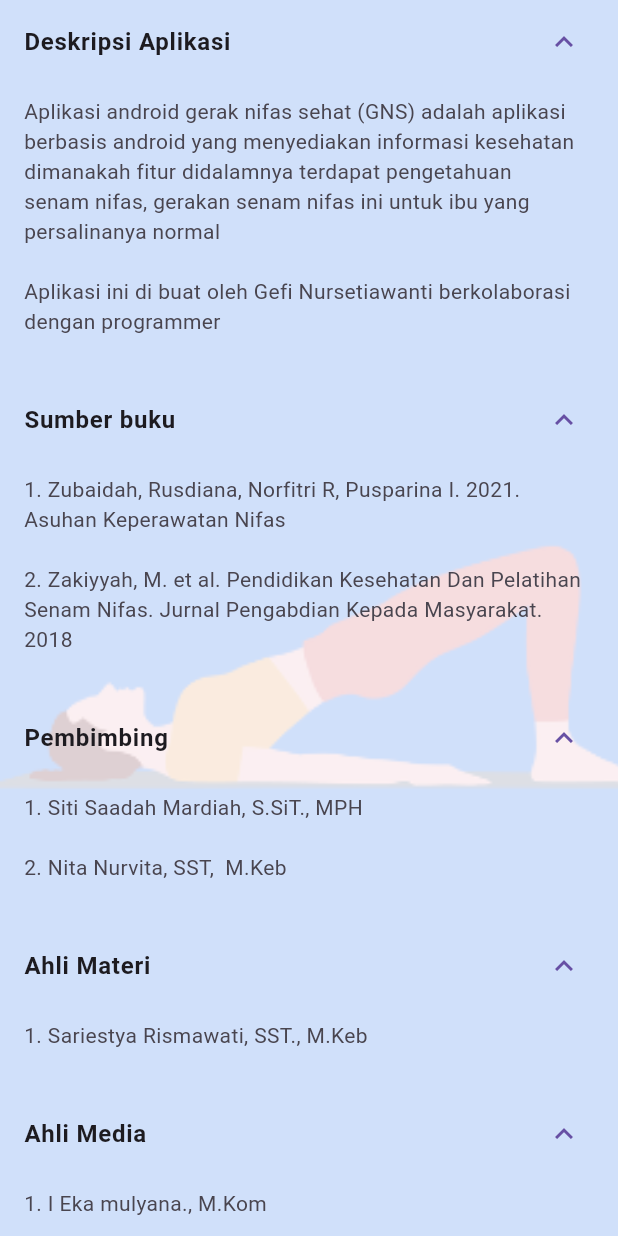
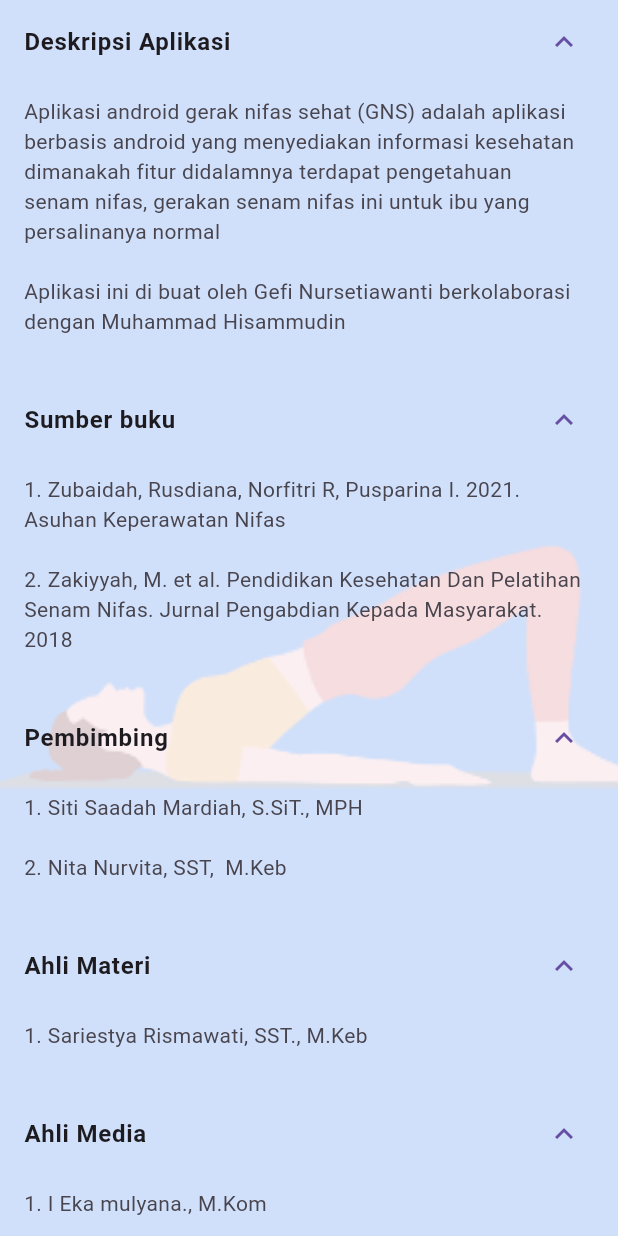
Before and after one commit to goggxi-development/gerakan-nifas-sehat, a Flutter app: the AboutUsView screen opened by its route, on a phone screen of 412 x 824 dp. Run offline on Flutter 3.47's test engine with Material 3 defaults, Android fonts, the phone set to English and light mode, and no system bars; our stand-ins replace audioplayers, flutter_screenutil, get, get_storage, hive, hive_flutter and 2 more; accounts and stored records are empty.

Commit message:
feat: add desc

```diff
--- a/lib/app/modules/about_us/views/about_us_view.dart
+++ b/lib/app/modules/about_us/views/about_us_view.dart
@@ -38,7 +38,7 @@ class AboutUsView extends GetView<AboutUsController> {
                 children: [
                   ListTile(
                     subtitle: Text(
-                      "Aplikasi android gerak nifas sehat (GNS) adalah aplikasi berbasis android yang menyediakan informasi kesehatan dimanakah fitur didalamnya terdapat pengetahuan senam nifas, gerakan senam nifas ini untuk ibu yang persalinanya normal\n\nAplikasi ini di buat oleh Gefi Nursetiawanti berkolaborasi dengan programmer\n",
+                      "Aplikasi android gerak nifas sehat (GNS) adalah aplikasi berbasis android yang menyediakan informasi kesehatan dimanakah fitur didalamnya terdapat pengetahuan senam nifas, gerakan senam nifas ini untuk ibu yang persalinanya normal\n\nAplikasi ini di buat oleh Gefi Nursetiawanti berkolaborasi dengan Muhammad Hisammudin\n",
                     ),
                   ),
                 ],
--- a/pubspec.yaml
+++ b/pubspec.yaml
@@ -1,5 +1,5 @@
 name: hamil_sehat
-version: 1.0.0+1
+version: 1.0.0+2
 publish_to: none
 description: A new Flutter project.
 environment:
```
